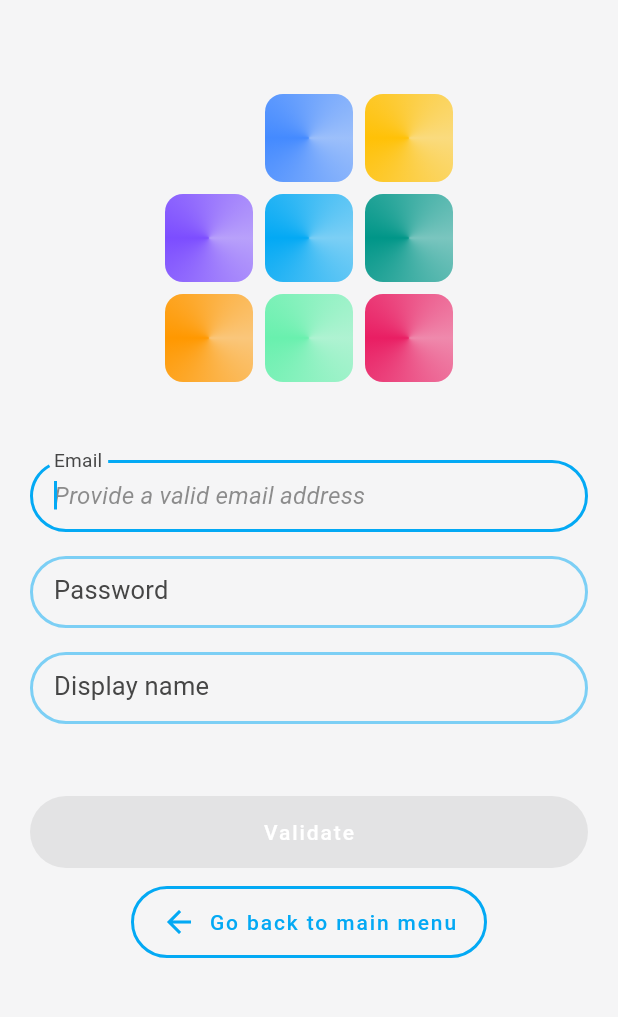
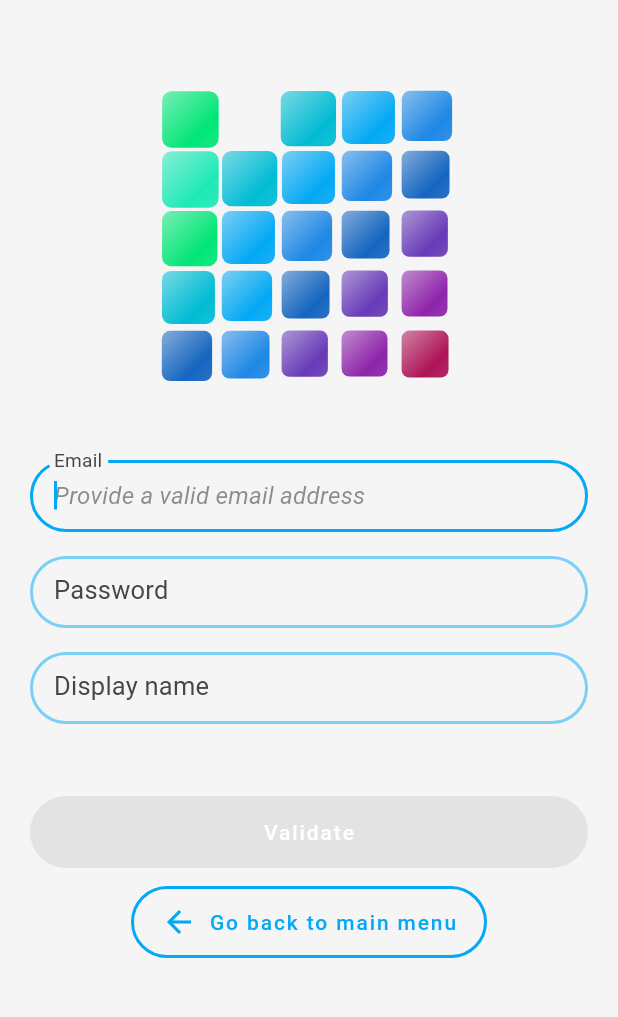
Before and after one commit to GONZALEZD/psyko_flutter, a Flutter app: the screen it shows after launch, after a tap on "Create a new account", on a phone screen of 412 x 824 dp, the part 62-1079 px from its top. Run offline on Flutter 3.47's test engine with Material 2 defaults, Android fonts, the phone set to English and light mode, and no system bars; our stand-ins replace cloud_firestore, firebase_auth, firebase_core, firebase_storage; accounts and stored records are empty; generated files the repository leaves out were written again.

Commit message:
Change board login animation

```diff
--- a/lib/animations/board_spread_animatable.dart
+++ b/lib/animations/board_spread_animatable.dart
@@ -20,7 +20,7 @@ class BoardSpreadAnimatable extends Animatable<BoardState> {
     dx ??= 0.5 - delta;
     dy ??= 0.5 - delta;
     List<TileState> current = value.tiles
-        .map((tile) => TileState(dx: dx!, dy: dy!, id: tile.id))
+        .map((tile) => TileState(dx: dx!, dy: dy!, id: tile.id, scale: 1.0))
         .toList();
     List<BoardState> states = [BoardState(tiles: List.from(current))];
     for (int i = 0; i < value.tiles.length; i++) {
--- a/lib/animations/board_state.dart
+++ b/lib/animations/board_state.dart
@@ -5,33 +5,53 @@ import 'package:engine/engine.dart';
 class TileState {
   final double dx;
   final double dy;
+  final double scale;
   final int id;
 
-  TileState({required this.dx, required this.dy, required this.id});
+  TileState(
+      {required this.dx,
+      required this.dy,
+      required this.id,
+      required this.scale});
 
   static TileState lerp(TileState from, TileState to, double t) {
     assert(from.id == to.id);
     return TileState(
       dx: lerpDouble(from.dx, to.dx, t)!,
       dy: lerpDouble(from.dy, to.dy, t)!,
+      scale: lerpDouble(from.scale, to.scale, t)!,
       id: from.id,
     );
+  }
+
+  TileState copyWith({double? dx, double? dy, double? scale}) {
+    return TileState(
+        dx: dx ?? this.dx,
+        dy: dy ?? this.dy,
+        id: id,
+        scale: scale ?? this.scale);
   }
 
   @override
   String toString() => "TileState(id:$id, x:$dx, y:$dy";
 }
 
+typedef BoardFunction = TileState Function(TileState, double t);
+
 class BoardState {
   final List<TileState> tiles;
 
   BoardState({required this.tiles});
 
-  static BoardState lerp(BoardState from, BoardState to, double t) {
+  static BoardState lerp(BoardState from, BoardState to, double t,
+      {BoardFunction? function}) {
     assert(from.tiles.length == to.tiles.length);
     List<TileState> lerpTiles = [];
+    TileState currentTile;
     for (int i = 0; i < from.tiles.length; i++) {
-      lerpTiles.add(TileState.lerp(from.tiles[i], to.tiles[i], t));
+      currentTile = TileState.lerp(from.tiles[i], to.tiles[i], t);
+      currentTile = function?.call(currentTile, t) ?? currentTile;
+      lerpTiles.add(currentTile);
     }
     return BoardState(tiles: lerpTiles);
   }
@@ -45,9 +65,15 @@ class BoardState {
             .map((tile) => TileState(
                   dx: tile.x.toDouble() / side.toDouble(),
                   dy: tile.y.toDouble() / side.toDouble(),
+                  scale: 1.0,
                   id: tile.id,
                 ))
             .toList());
+  }
+  BoardState apply(BoardFunction function, double t) {
+    return BoardState(
+      tiles: tiles.map((e) => function(e, t)).toList()
+    );
   }
 
   factory BoardState.identity(int side) {
@@ -58,6 +84,7 @@ class BoardState {
             (index) => TileState(
                 dx: (index % side) * unitPercent,
                 dy: (index ~/ side) * unitPercent,
+                scale: 1.0,
                 id: index)));
   }
 
--- a/lib/animations/tween_board.dart
+++ b/lib/animations/tween_board.dart
@@ -14,12 +14,35 @@ class TweenBoard extends Tween<BoardState> {
     return l;
   }
 
-  static TweenBoard fromBoardTiles(int side, List<Tile> from, List<Tile> to) {
+  factory TweenBoard.fromBoardTiles(int side, List<Tile> from, List<Tile> to,
+      {BoardFunction? function}) {
     assert(from.length == side * side);
     assert(to.length == side * side);
-    return TweenBoard(
-      begin: BoardState.fromTiles(from, side),
-      end: BoardState.fromTiles(to, side),
-    );
+    final begin = BoardState.fromTiles(from, side);
+    final end = BoardState.fromTiles(to, side);
+    if (function != null) {
+      return ProceduralTweenBoard(function: function,
+          begin: begin.apply(function, 0.0),
+          end: end.apply(function, 1.0),
+      );
+    }
+
+    return TweenBoard(begin: begin, end: end);
   }
 }
+
+class ProceduralTweenBoard extends TweenBoard {
+  final BoardFunction function;
+
+  ProceduralTweenBoard(
+      {required this.function,
+      required BoardState begin,
+      required BoardState end})
+      : super(begin: begin, end: end);
+
+
+  @override
+  BoardState transform(double t) {
+    return super.transform(t).apply(function, t);
+  }
+}
--- a/lib/page/login/widget/board_loader.dart
+++ b/lib/page/login/widget/board_loader.dart
@@ -1,3 +1,5 @@
+import 'dart:math';
+
 import 'package:dgo_puzzle/animations/board_spread_animatable.dart';
 import 'package:dgo_puzzle/animations/board_state.dart';
 import 'package:dgo_puzzle/animations/tween_board.dart';
@@ -19,14 +21,17 @@ class _BoardLoaderState extends State<BoardLoader>
   late Animation<BoardState> _animation;
   late Board _board;
   Tile? _previousTile;
+  late double cumulatedTime;
 
   Map<int,Color> tileColors = {};
 
   @override
   void initState() {
     super.initState();
-    _board = Board.sized(3);
-    tileColors = _board.tiles.asMap().map((index, tile) => MapEntry(tile.id, MaterialColorList.all()[index]));
+    cumulatedTime = 0;
+    _board = Board.sized(5);
+    final colors = MaterialColorList.all();
+    tileColors = _board.tiles.asMap().map((index, tile) => MapEntry(tile.id, colors[index%colors.length]));
     _controller = AnimationController(
         vsync: this, duration: const Duration(milliseconds: 500));
     _animation = BoardSpreadAnimatable.fromBoard(_board).animate(_controller);
@@ -36,12 +41,13 @@ class _BoardLoaderState extends State<BoardLoader>
 
   void animStatusListener(AnimationStatus status) {
     if (status == AnimationStatus.completed) {
+      cumulatedTime += _controller.duration!.inMilliseconds;
       _moveBoard();
     }
   }
 
   void _moveBoard() {
-    _controller.duration = const Duration(milliseconds: 250);
+    _controller.duration = const Duration(milliseconds: 1000);
     final begin = BoardState.fromBoard(_board);
     final possibleTiles = _board.movableTiles();
     possibleTiles.shuffle();
@@ -52,14 +58,24 @@ class _BoardLoaderState extends State<BoardLoader>
     _board.moveTile(moveTile);
     _previousTile = moveTile;
     final end = BoardState.fromBoard(_board);
-    Future.delayed(const Duration(milliseconds: 400), () {
-      setState(() {
-        _animation = TweenBoard(begin: begin, end: end)
-            .chain(CurveTween(curve: Curves.easeInOutCirc))
-            .animate(_controller);
-        _controller.forward(from: 0.0);
-      });
+    setState(() {
+      _animation = ProceduralTweenBoard(
+          begin: begin,
+          end: end,
+        function: boardProcedure,
+      )
+          .chain(CurveTween(curve: Curves.easeInOutCirc))
+          .animate(_controller);
+      _controller.forward(from: 0.0);
     });
+  }
+
+  TileState boardProcedure(TileState tile, double t) {
+    final time = cumulatedTime + _controller.value*(_controller.duration?.inMilliseconds ?? 0.0);
+    final shift = ((tile.dx + tile.dy)/2.5)*pi*2;
+    return tile.copyWith(
+      scale: sin(time/1000.0 + shift)*0.1 + 0.95,
+    );
   }
 
   @override
@@ -88,14 +104,10 @@ class _BoardLoaderState extends State<BoardLoader>
 
 extension MaterialColorList on List<Color> {
   static List<Color> all() => [
-    Colors.deepPurpleAccent,
-    Colors.blueAccent,
-    Colors.lightBlue,
-    Colors.teal,
-    Colors.greenAccent,
-    Colors.amber,
-    Colors.orange,
-    Colors.red.shade600,
-    Colors.pink,
+    Colors.tealAccent.shade400, Colors.greenAccent.shade400, Colors.cyan, Colors.lightBlue, Colors.blue.shade600,
+    Colors.greenAccent.shade400, Colors.cyan, Colors.lightBlue, Colors.blue.shade600, Colors.blue.shade800,
+    Colors.cyan, Colors.lightBlue, Colors.blue.shade600, Colors.blue.shade800, Colors.deepPurple,
+    Colors.lightBlue, Colors.blue.shade600, Colors.blue.shade800, Colors.deepPurple, Colors.purple.shade600,
+    Colors.blue.shade600, Colors.blue.shade800, Colors.deepPurple, Colors.purple.shade600, Colors.pink.shade800
   ];
 }
--- a/lib/widget/board_tile_widget.dart
+++ b/lib/widget/board_tile_widget.dart
@@ -11,12 +11,15 @@ class BoardTileWidget extends StatelessWidget {
   @override
   Widget build(BuildContext context) {
     return Container(
-      margin: const EdgeInsets.all(4.0),
+      margin: const EdgeInsets.all(2.0),
       decoration: BoxDecoration(
-        gradient: SweepGradient(
-          colors: [color.withOpacity(0.5), color, color.withOpacity(0.5)]
+        gradient: LinearGradient(
+          colors: [color.withOpacity(0.5), color, color.withOpacity(0.9)],
+          begin: Alignment.topLeft,
+          end: Alignment.bottomRight,
+          stops: const [0.0, 0.7, 1.0]
         ),
-        borderRadius: BorderRadius.circular(12),
+        borderRadius: BorderRadius.circular(6),
       ),
     );
   }
--- a/lib/widget/board_widget.dart
+++ b/lib/widget/board_widget.dart
@@ -49,7 +49,7 @@ class _EngineDelegate extends FlowDelegate {
         transform: Matrix4.translationValues(
             paddingLeft + context.size.shortestSide * tileState.dx,
             paddingTop + context.size.shortestSide * tileState.dy,
-            0.0),
+            0.0).scaled(tileState.scale, tileState.scale),
       );
     }
   }
```
Also changed, not shown: 1 other file.
